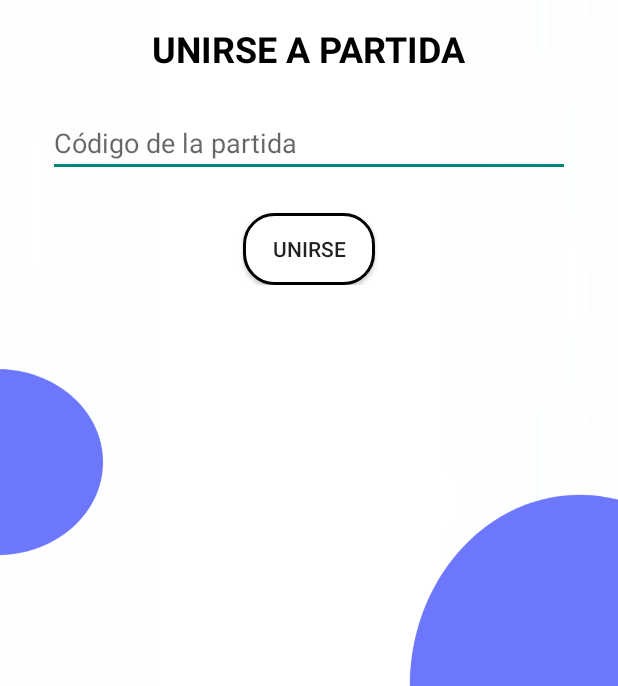
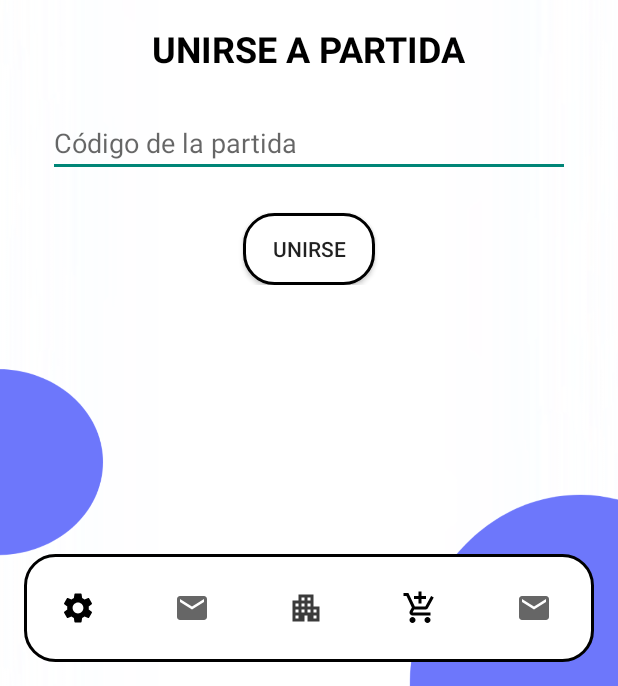
Before and after one commit to UNIZAR-30226-2024-11/App-Movil, an Android app built with Jetpack Compose: the layout actividad_unirse_partida.xml on its own in the app's theme, with its tools: preview values and no code run, on a phone screen of 412 x 824 dp, the part 550-1236 px from its top. Run offline under Robolectric (Android 15) with nearby library versions, the phone set to English and light mode, and no system bars.

Commit message:
update unirse partida layout

```diff
--- a/app/src/main/res/layout/actividad_unirse_partida.xml
+++ b/app/src/main/res/layout/actividad_unirse_partida.xml
@@ -3,14 +3,13 @@
     android:layout_width="match_parent"
     android:layout_height="match_parent"
     android:background="@drawable/loginbkg"
-    android:padding="16dp"
-    android:gravity="center">
+    android:padding="16dp">
 
     <RelativeLayout
         android:id="@+id/backgroundLayout"
         android:layout_width="wrap_content"
         android:layout_height="wrap_content"
-        android:gravity="center_horizontal">
+        android:layout_centerInParent="true">
 
         <!-- Imagen -->
         <ImageView
@@ -56,7 +55,76 @@
             android:layout_marginTop="24dp"
             android:background="@drawable/rounded_button_background"
             android:text="Unirse" />
-
     </RelativeLayout>
 
+    <!-- Barra de menú -->
+    <LinearLayout
+        android:layout_width="match_parent"
+        android:layout_height="wrap_content"
+        android:orientation="horizontal"
+        android:background="@drawable/rounded_button_background"
+        android:layout_alignParentBottom="true"
+        android:layout_marginTop="38dp">
+
+        <!-- Botón Ajustes -->
+        <ImageButton
+            android:id="@+id/settingsButton"
+            android:layout_width="0dp"
+            android:layout_height="wrap_content"
+            android:layout_weight="1"
+            android:src="@drawable/ajustes"
+            android:scaleType="centerInside"
+            android:adjustViewBounds="true"
+            android:background="@android:color/transparent"
+            android:layout_marginEnd="4dp"/>
+
+        <!-- Botón Amigos -->
+        <ImageButton
+            android:id="@+id/personButton"
+            android:layout_width="0dp"
+            android:layout_height="wrap_content"
+            android:layout_weight="1"
+            android:src="@drawable/correo"
+            android:scaleType="centerInside"
+            android:adjustViewBounds="true"
+            android:background="@android:color/transparent"
+            android:layout_marginEnd="4dp"/>
+
+        <!-- Botón Pantalla principal -->
+        <ImageButton
+            android:id="@+id/homeButton"
+            android:layout_width="0dp"
+            android:layout_height="wrap_content"
+            android:layout_weight="1"
+            android:src="@drawable/home"
+            android:scaleType="centerInside"
+            android:adjustViewBounds="true"
+            android:background="@android:color/transparent"
+            android:layout_marginEnd="4dp"/>
+
+        <!-- Botón Tienda -->
+        <ImageButton
+            android:id="@+id/cartButton"
+            android:layout_width="0dp"
+            android:layout_height="wrap_content"
+            android:layout_weight="1"
+            android:src="@drawable/tienda"
+            android:scaleType="centerInside"
+            android:adjustViewBounds="true"
+            android:background="@android:color/transparent"
+            android:layout_marginEnd="4dp"/>
+
+        <!-- Botón Cerrar sesión -->
+        <ImageButton
+            android:id="@+id/logoutButton"
+            android:layout_width="0dp"
+            android:layout_height="wrap_content"
+            android:layout_weight="1"
+            android:src="@drawable/correo"
+            android:scaleType="centerInside"
+            android:adjustViewBounds="true"
+            android:background="@android:color/transparent"
+            android:layout_marginEnd="4dp"/>
+    </LinearLayout>
+
 </RelativeLayout>
```
